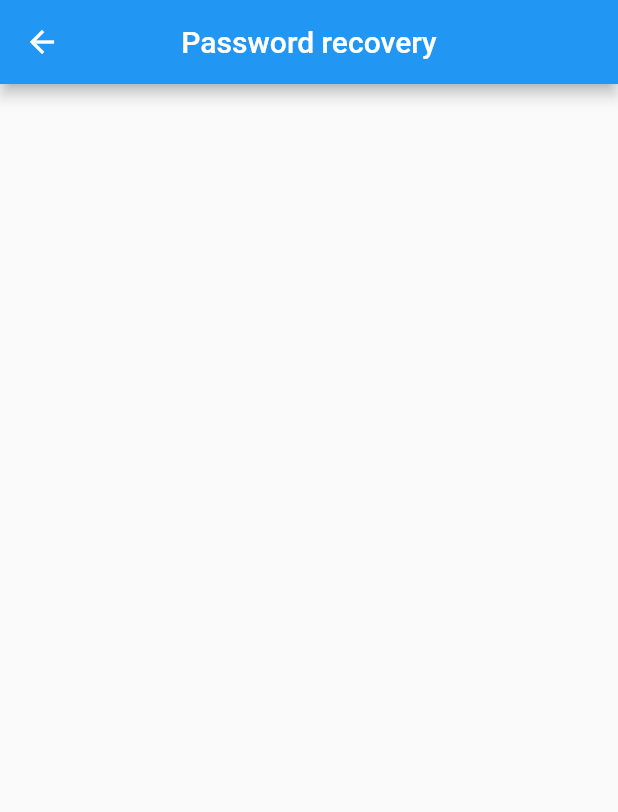
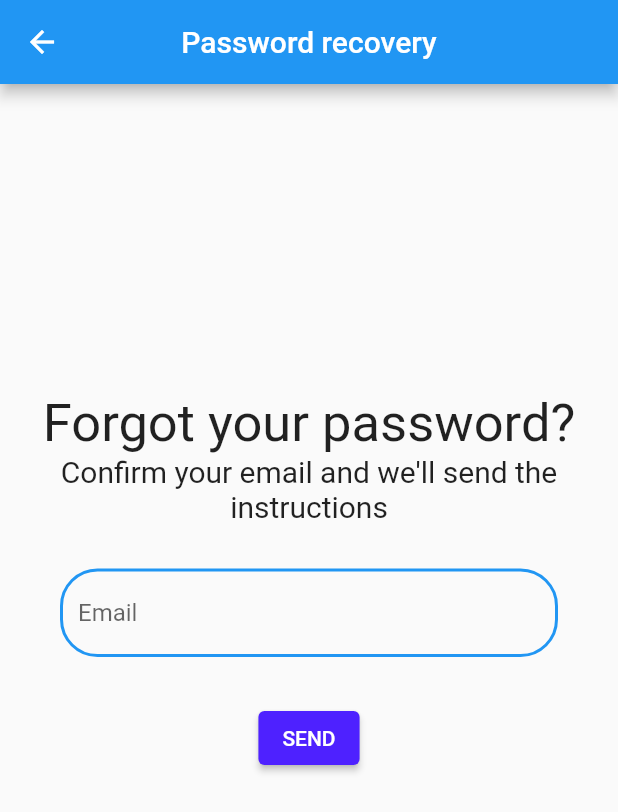
Before and after one commit to Technion236272/2022a-BalanceMe, a Flutter app: the LoginScreen screen opened directly, after a tap on "FORGOT PASSWORD", on a phone screen of 412 x 824 dp. Shown: the top 812 px of the screen. Run offline on Flutter 3.47's test engine with Material 2 defaults, Android fonts, the phone set to English and light mode, and no system bars; our stand-ins replace auth_buttons, cloud_firestore, cross_file, firebase_analytics, firebase_auth, firebase_core and 3 more; missing offline and left inert: flutter_facebook_auth; accounts and stored records are empty.

Commit message:
forgot your password UI
#46  with the link to password recovery page established.
UI is complete save for images

```diff
--- a/lib/global/constants.dart
+++ b/lib/global/constants.dart
@@ -26,6 +26,7 @@ const Color alternativePrimary=Color(0xff4e21ff);
 const Color tabColor=Color(0xffd3ff21);
 const Color linkColors=Color(0xffbc21ff);
 const Color tabTextColor=Colors.black;
+const Color hidePasswordColor=Colors.black;
 
 // AppBar
 const double appBarAvatarRadius = 40;
@@ -36,8 +37,11 @@ const double textFieldRadius=25.0;
 const double googleButtonPadding=120.0;
 const double paddingFacebook=10.0;
 const List<String> permissionFacebook= ["public_profile","email"];
-//tabs
 int loginTabs=2;
+const double forgotPasswordSize=35;
+const double forgotPasswordMsgSize=20;
+double scaleFactorPadding=4.0;
+double sidePadding=10.0;
 // Navigation
 int defaultPage = AppPages.Balance.index;
 
--- a/lib/global/project_config.dart
+++ b/lib/global/project_config.dart
@@ -3,3 +3,4 @@
 const String projectName = "BalanceMe";
 const String projectVersion = "v1.0.0";
 const String storageBucketPath = "gs://balanceme-d6a7b.appspot.com";
+const String imageStorePath=storageBucketPath+"/AppImage";
--- a/lib/localization/resources/resources.dart
+++ b/lib/localization/resources/resources.dart
@@ -27,7 +27,9 @@ abstract class Languages {
   String get confirmPassword;
   //password recovery
   String get recoverPassword;
-
+  String get forgotPasswordLarge;
+  String get confirmEmail;
+  String get send;
   // Navigation
   String get balance;
   String get statistics;
--- a/lib/localization/resources/resources_en.dart
+++ b/lib/localization/resources/resources_en.dart
@@ -62,5 +62,11 @@ class LanguageEn extends Languages {
 
   @override
   String get recoverPassword => "Password recovery";
+  @override
+  String get forgotPasswordLarge => "Forgot your password?";
+  @override
+  String get confirmEmail => "Confirm your email and we'll send the instructions";
+  @override
+  String get send => "SEND";
 
 }
--- a/lib/localization/resources/resources_ru.dart
+++ b/lib/localization/resources/resources_ru.dart
@@ -56,4 +56,10 @@ class LanguageRu extends Languages {
   String get confirmPassword => "подтвердить пароль";
   @override
   String get recoverPassword => "восстановления пароля";
+  @override
+  String get forgotPasswordLarge => "забыл свой пароль?";
+  @override
+  String get confirmEmail => "подтверди твой электронный адрес и мы Отправим вам инструкцией ";
+  @override
+  String get send => "поселать";
 }
--- a/lib/pages/login.dart
+++ b/lib/pages/login.dart
@@ -6,9 +6,7 @@ import 'package:balance_me/global/constants.dart' as gc;
 import 'package:balance_me/global/utils.dart';
 import 'package:balance_me/firebase_wrapper/auth_repository.dart' as auth;
 import 'package:balance_me/pages/home.dart';
-import 'package:google_sign_in/google_sign_in.dart';
 import 'package:auth_buttons/auth_buttons.dart';
-import 'package:flutter_facebook_auth/flutter_facebook_auth.dart';
 import 'package:balance_me/widgets/generic_tabs.dart';
 bool showPassword=true;
 bool signUpPasswordVisible=true;
@@ -57,25 +55,7 @@ setState(() {
     //showPassword=false;
     return Form(child: Column(children: [
 
-      Padding(
-        padding: const EdgeInsets.all(gc.paddingBetweenText),
-        child: TextFormField(
-
-          onChanged:(String? value){email=value;},
-          decoration: InputDecoration (
-
-            hintText:Languages.of(context)!.emailText,
-            enabledBorder: OutlineInputBorder(
-              borderRadius: BorderRadius.circular(gc.textFieldRadius),
-              borderSide: BorderSide(
-                color: gc.primaryColor,
-                width: 2.0,
-              ),
-            ),
-          ),
-
-        ),
-      ),
+      emailTextBox(context),
 
       Padding(
         padding: const EdgeInsets.all(gc.paddingBetweenText),
@@ -86,6 +66,7 @@ setState(() {
               hintText:Languages.of(context)!.password,
 
               suffixIcon: IconButton(icon:Icon(signUpPasswordVisible? gc.hidePassword:gc.showPassword)
+                ,color: gc.hidePasswordColor
                 ,onPressed:(){setState(() {
                   signUpPasswordVisible=!signUpPasswordVisible;
                 });} ,),
@@ -107,6 +88,7 @@ setState(() {
           decoration: InputDecoration (
               hintText:Languages.of(context)!.confirmPassword,
               suffixIcon: IconButton(icon:Icon(confirmPasswordVisible? gc.hidePassword:gc.showPassword)
+                ,color: gc.hidePasswordColor
                 ,onPressed:(){setState(() {
                   confirmPasswordVisible=!confirmPasswordVisible;
                 });} ,),
@@ -250,7 +232,29 @@ void initState()
   {
     return Scaffold(
       appBar: MinorAppBar(Languages.of(context)!.recoverPassword),
-      body: Container(),
+      body: Padding(
+
+        padding:  EdgeInsets.fromLTRB(gc.sidePadding,MediaQuery.of(context).size.height/gc.scaleFactorPadding,
+            gc.sidePadding,gc.sidePadding),
+        child: Column(
+
+          children: [
+
+            Text(Languages.of(context)!.forgotPasswordLarge,
+              style: const TextStyle(fontSize: gc.forgotPasswordSize),),
+            Text(Languages.of(context)!.confirmEmail,textAlign: TextAlign.center,
+              style: const TextStyle(fontSize: gc.forgotPasswordMsgSize),),
+            emailTextBox(context),
+   SizedBox(
+
+  child: ElevatedButton(
+  style: ButtonStyle(backgroundColor: MaterialStateProperty.all<Color>(gc.alternativePrimary)),
+  onPressed:(){ regularSignIn(email,password);} ,
+  child: Text(Languages.of(context)!.send)),
+  )
+
+  ],),
+      ),
 
     );
   }
@@ -265,25 +269,7 @@ void initState()
   {
     return Form(child: Column(children: [
 
-      Padding(
-        padding: const EdgeInsets.all(gc.paddingBetweenText),
-        child: TextFormField(
-
-          onChanged:(String? value){email=value;},
-          decoration: InputDecoration (
-
-              hintText:Languages.of(context)!.emailText,
-            enabledBorder: OutlineInputBorder(
-              borderRadius: BorderRadius.circular(gc.textFieldRadius),
-              borderSide: BorderSide(
-                color: gc.primaryColor,
-                width: 2.0,
-              ),
-            ),
-          ),
-
-        ),
-      ),
+      emailTextBox(context),
 
       Padding(
         padding: const EdgeInsets.all(gc.paddingBetweenText),
@@ -293,11 +279,13 @@ void initState()
           decoration: InputDecoration (
             hintText:Languages.of(context)!.password,
             suffixIcon: IconButton(icon:Icon(showPassword? gc.hidePassword:gc.showPassword )
+              ,color: gc.hidePasswordColor
               ,onPressed:(){
               setState(() {
                 showPassword=!showPassword;
               }
-              );;} ,),
+              );
+} ,),
 
 
               enabledBorder: OutlineInputBorder(
@@ -342,15 +330,41 @@ void initState()
           child: Text(Languages.of(context)!.forgotPassword,style: TextStyle(color: gc.linkColors),)),
 
 
-      SizedBox(
-
-        child: ElevatedButton(
-            style: ButtonStyle(backgroundColor: MaterialStateProperty.all<Color>(gc.alternativePrimary)),
-            onPressed:(){ regularSignIn(email,password);} ,
-            child: Text(Languages.of(context)!.signIn)),
-      ),
+      signInButton(context),
 
     ],),);
+  }
+
+  SizedBox signInButton(BuildContext context) {
+    return SizedBox(
+
+      child: ElevatedButton(
+          style: ButtonStyle(backgroundColor: MaterialStateProperty.all<Color>(gc.alternativePrimary)),
+          onPressed:(){ regularSignIn(email,password);} ,
+          child: Text(Languages.of(context)!.signIn)),
+    );
+  }
+
+  Padding emailTextBox(BuildContext context) {
+    return Padding(
+      padding: const EdgeInsets.all(gc.paddingBetweenText),
+      child: TextFormField(
+
+        onChanged:(String? value){email=value;},
+        decoration: InputDecoration (
+
+            hintText:Languages.of(context)!.emailText,
+          enabledBorder: OutlineInputBorder(
+            borderRadius: BorderRadius.circular(gc.textFieldRadius),
+            borderSide: BorderSide(
+              color: gc.primaryColor,
+              width: 2.0,
+            ),
+          ),
+        ),
+
+      ),
+    );
   }
   @override
   Widget build(BuildContext context)
```
Also changed, not shown: lib/localization/resources/resources_he.dart (+6 -0 lines).
